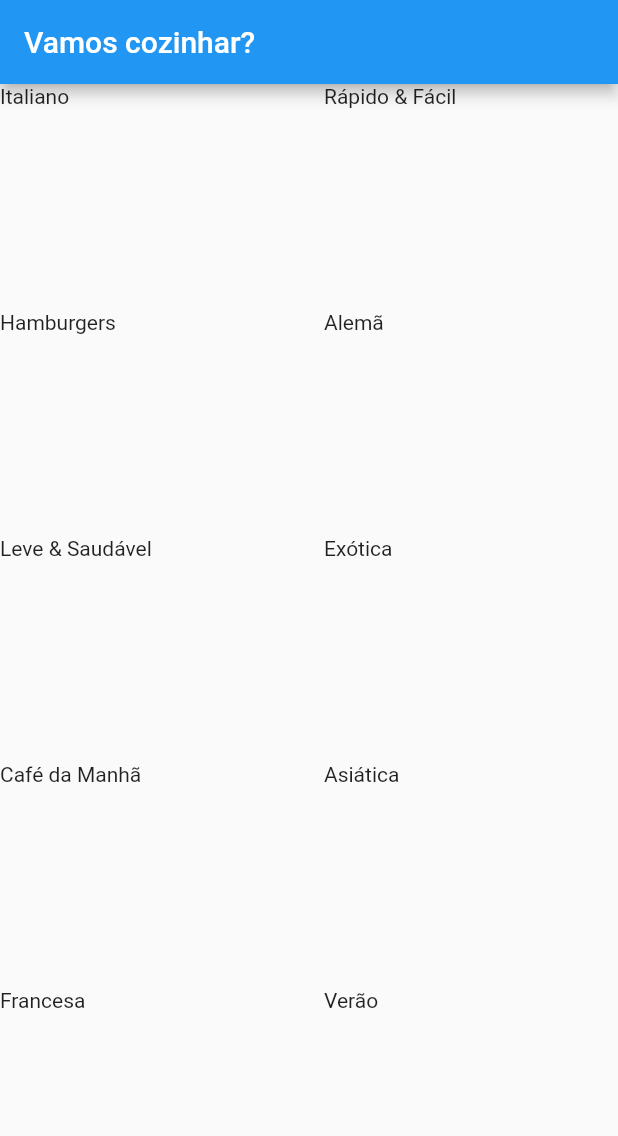
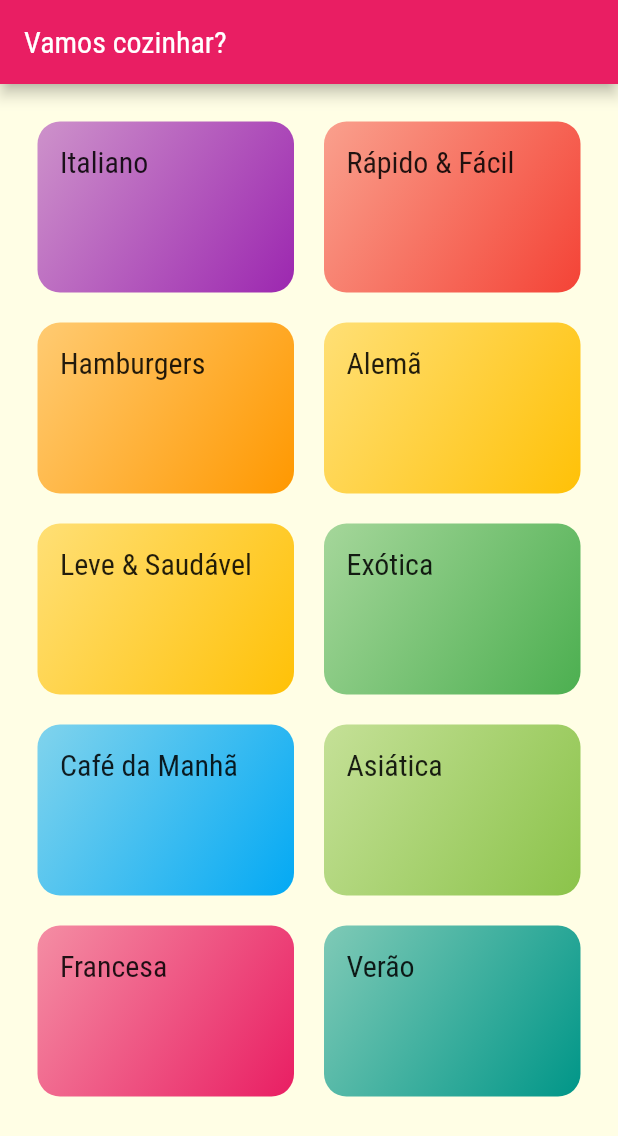
Before and after one commit to jccallves-developer/meals, a Flutter app: the screen it shows after launch, on a phone screen of 412 x 824 dp. Shown: the top 1136 px of the screen. Run offline on Flutter 3.47's test engine with Material 2 defaults, Android fonts, the phone set to English and light mode, and no system bars.

Commit message:
#Aula186 - Tema & Estilo

```diff
--- a/lib/components/category_item.dart
+++ b/lib/components/category_item.dart
@@ -12,6 +12,23 @@ class CategoryItem extends StatelessWidget {
 
   @override
   Widget build(BuildContext context) {
-    return Text(category.title);
+    return Container(
+      padding: const EdgeInsets.all(15),
+      child: Text(
+        category.title,
+        style: Theme.of(context).textTheme.headline6,
+      ),
+      decoration: BoxDecoration(
+        borderRadius: BorderRadius.circular(15),
+        gradient: LinearGradient(
+          colors: [
+            category.color.withOpacity(0.5),
+            category.color,
+          ],
+          begin: Alignment.topLeft,
+          end: Alignment.bottomRight,
+        ),
+      ),
+    );
   }
 }
--- a/lib/main.dart
+++ b/lib/main.dart
@@ -13,7 +13,19 @@ class MyApp extends StatelessWidget {
     return MaterialApp(
       title: 'Vamos cozinhar?',
       theme: ThemeData(
-        primarySwatch: Colors.blue,
+        colorScheme: ColorScheme.fromSwatch(
+          primarySwatch: Colors.pink,
+        ).copyWith(
+          secondary: Colors.amber,
+        ),
+        fontFamily: 'Raleway',
+        canvasColor: const Color.fromRGBO(255, 254, 229, 1),
+        textTheme: ThemeData.light().textTheme.copyWith(
+              headline6: const TextStyle(
+                fontFamily: 'RobotoCondensed',
+                fontSize: 20,
+              ),
+            ),
       ),
       home: const CategoriesScreen(),
     );
--- a/lib/screens/categories_screen.dart
+++ b/lib/screens/categories_screen.dart
@@ -12,8 +12,9 @@ class CategoriesScreen extends StatelessWidget {
         title: const Text('Vamos cozinhar?'),
       ),
       body: GridView(
+        padding: const EdgeInsets.all(25),
         gridDelegate: const SliverGridDelegateWithMaxCrossAxisExtent(
-          maxCrossAxisExtent: 200,
+          maxCrossAxisExtent: 250,
           childAspectRatio: 3 / 2,
           crossAxisSpacing: 20,
           mainAxisSpacing: 20,
```
Also changed, not shown: pubspec.yaml (+17 -11 lines), assets/fonts/Raleway-Black.ttf (added), assets/fonts/Raleway-Bold.ttf (added), assets/fonts/Raleway-Regular.ttf (added), assets/fonts/RobotoCondensed-Bold.ttf (added), assets/fonts/RobotoCondensed-Italic.ttf (added), assets/fonts/RobotoCondensed-Light.ttf (added), assets/fonts/RobotoCondensed-Regular.ttf (added).
